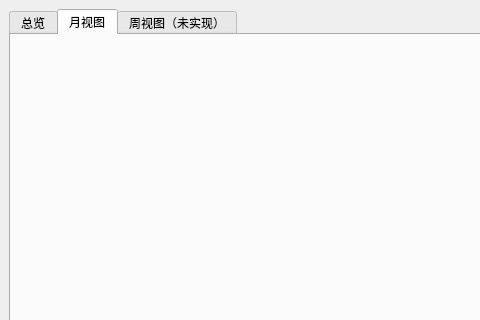
Old version of the form code/mainwindow.ui in the repository c-miz/Dayflow; both pictures show x 0 to 480 and y 0 to 320 of the 800 by 600 pixel window.
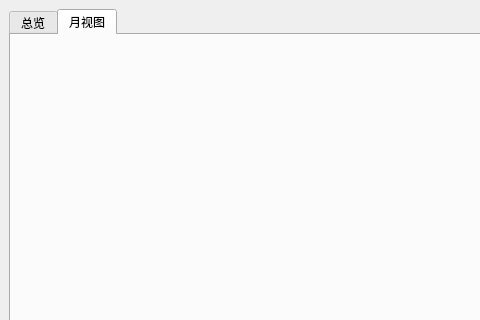
New version of the form.

The edit to the form file:
```diff
--- a/code/mainwindow.ui
+++ b/code/mainwindow.ui
@@ -86,11 +86,6 @@
         </layout>
        </widget>
       </widget>
-      <widget class="QWidget" name="tab_5">
-       <attribute name="title">
-        <string>周视图（未实现）</string>
-       </attribute>
-      </widget>
      </widget>
     </item>
    </layout>
```
